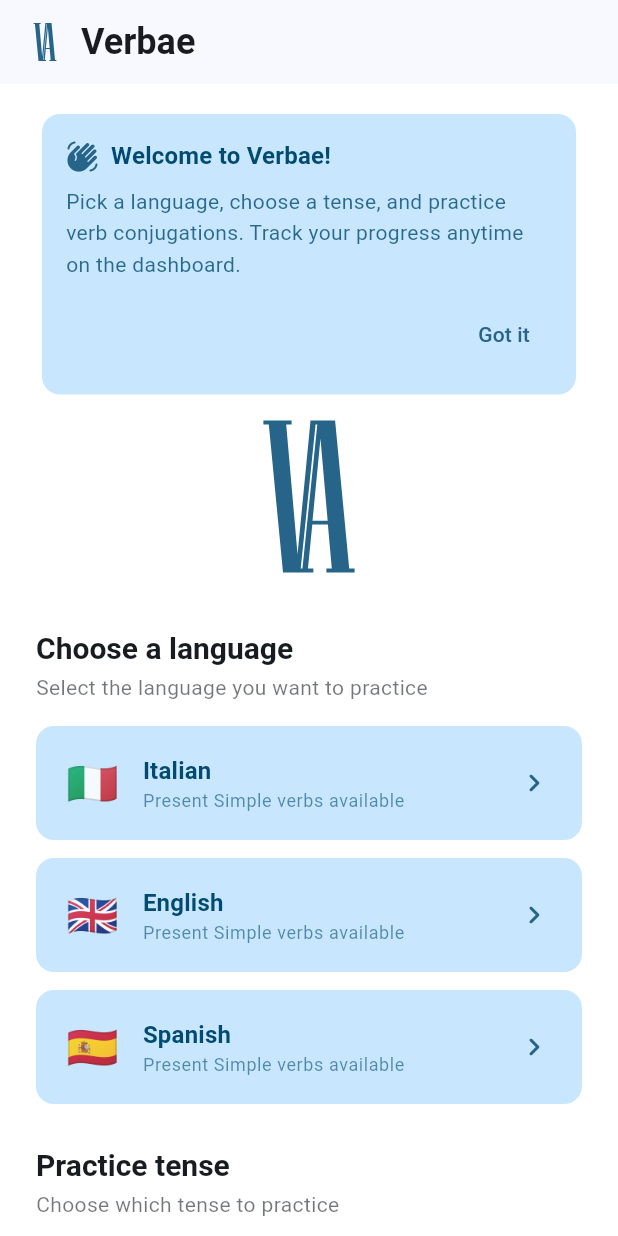
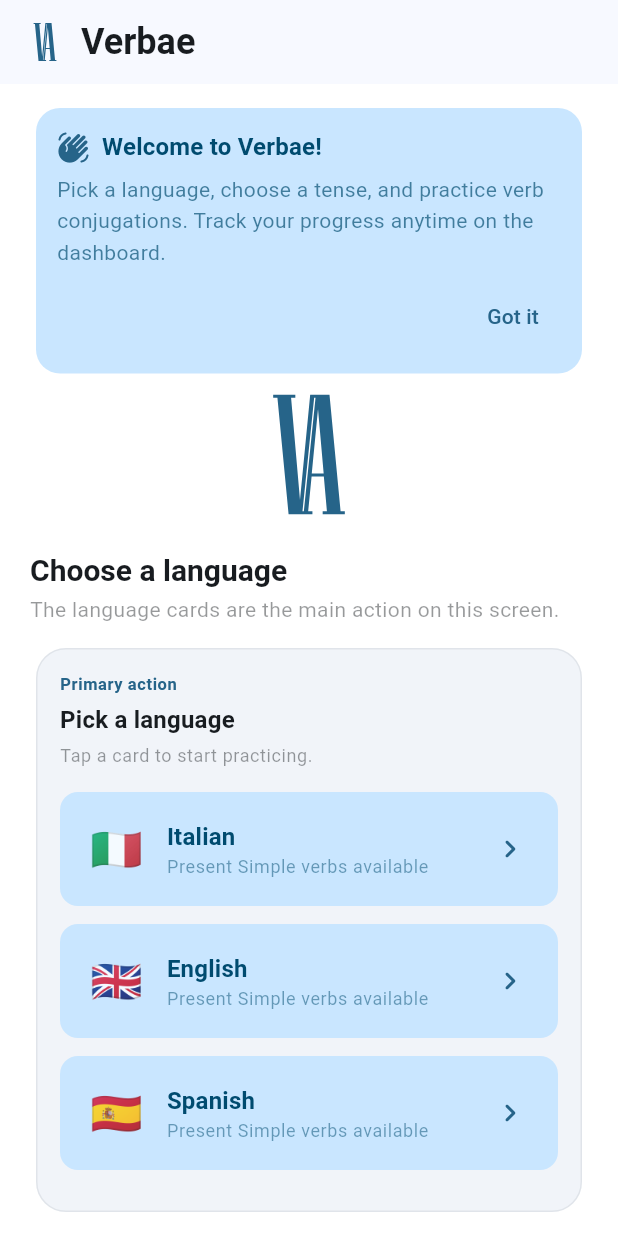
Before and after one commit to kbtale/verbae, a Flutter app: the screen it shows after launch, on a phone screen of 412 x 824 dp. Run offline on Flutter 3.47's test engine with Material 3 defaults, Android fonts, the phone set to English and light mode, and no system bars; our stand-ins replace flutter_svg, shared_preferences.

Commit message:
feat(ui): tighten home screen hierarchy

```diff
--- a/lib/main.dart
+++ b/lib/main.dart
@@ -126,39 +126,76 @@ class _HomeScreenState extends State<HomeScreen> {
           child: ConstrainedBox(
             constraints: const BoxConstraints(maxWidth: 640),
             child: ListView(
-              padding: const EdgeInsets.symmetric(horizontal: 24, vertical: 16),
+              padding: const EdgeInsets.symmetric(horizontal: 20, vertical: 12),
               children: [
                 if (_showWelcomeCard) _buildWelcomeCard(context),
 
-                const SizedBox(height: 8),
+                const SizedBox(height: 6),
 
                 Center(
                   child: SvgPicture.asset(
                     'assets/images/logo.svg',
-                    height: 112,
+                    height: 88,
                     fit: BoxFit.contain,
                     colorFilter: ColorFilter.mode(cs.primary, BlendMode.srcIn),
                   ),
                 ),
 
-                const SizedBox(height: 32),
+                const SizedBox(height: 20),
 
                 Text(
                   'Choose a language',
                   style: theme.textTheme.titleLarge?.copyWith(
                     color: cs.onSurface,
+                    fontWeight: FontWeight.w700,
                   ),
                 ),
                 const SizedBox(height: 4),
                 Text(
-                  'Select the language you want to practice',
+                  'The language cards are the main action on this screen.',
                   style: theme.textTheme.bodyMedium?.copyWith(
-                    color: cs.onSurface.withValues(alpha: 0.6),
+                    color: cs.onSurface.withValues(alpha: 0.45),
                   ),
                 ),
 
+                const SizedBox(height: 12),
+
+                Card(
+                  elevation: 0,
+                  color: cs.surfaceContainerLow,
+                  shape: RoundedRectangleBorder(
+                    borderRadius: BorderRadius.circular(20),
+                    side: BorderSide(color: cs.outlineVariant.withOpacity(0.35)),
+                  ),
+                  child: Padding(
+                    padding: const EdgeInsets.all(16),
+                    child: Column(
+                      crossAxisAlignment: CrossAxisAlignment.start,
+                      children: [
+                        Text(
+                          'Primary action',
+                          style: theme.textTheme.labelSmall?.copyWith(
+                            color: cs.primary,
+                            fontWeight: FontWeight.w700,
+                            letterSpacing: 0.4,
+                          ),
+                        ),
+                        const SizedBox(height: 4),
+                        Text(
+                          'Pick a language',
+                          style: theme.textTheme.titleMedium?.copyWith(
+                            color: cs.onSurface,
+                            fontWeight: FontWeight.w700,
+                          ),
+                        ),
+                        const SizedBox(height: 4),
+                        Text(
+                          'Tap a card to start practicing.',
+                          style: theme.textTheme.bodySmall?.copyWith(
+                            color: cs.onSurface.withValues(alpha: 0.45),
+                          ),
+                        ),
                         const SizedBox(height: 16),
-
                         if (_tensesLoading)
                           Padding(
                             padding: const EdgeInsets.only(bottom: 12),
@@ -176,13 +213,12 @@ class _HomeScreenState extends State<HomeScreen> {
                                 Text(
                                   'Loading available tenses...',
                                   style: theme.textTheme.bodySmall?.copyWith(
-                            color: cs.onSurface.withValues(alpha: 0.5),
+                                    color: cs.onSurface.withValues(alpha: 0.45),
                                   ),
                                 ),
                               ],
                             ),
                           ),
-
                         ...Language.values.map((lang) {
                           final enabled = _isTenseAvailable(lang);
                           final name = lang.name[0].toUpperCase() + lang.name.substring(1);
@@ -200,35 +236,26 @@ class _HomeScreenState extends State<HomeScreen> {
                             ),
                           );
                         }),
+                      ],
+                    ),
+                  ),
+                ),
 
                 const SizedBox(height: 16),
 
-                Text(
-                  'Practice tense',
-                  style: theme.textTheme.titleLarge?.copyWith(
-                    color: cs.onSurface,
+                Card(
+                  elevation: 0,
+                  color: cs.surfaceContainerLow,
+                  shape: RoundedRectangleBorder(
+                    borderRadius: BorderRadius.circular(20),
+                    side: BorderSide(color: cs.outlineVariant.withOpacity(0.22)),
                   ),
-                ),
-                const SizedBox(height: 4),
-                Text(
-                  'Choose which tense to practice',
-                  style: theme.textTheme.bodyMedium?.copyWith(
-                    color: cs.onSurface.withValues(alpha: 0.6),
-                  ),
-                ),
-
-                const SizedBox(height: 12),
-
-                Container(
-                  decoration: BoxDecoration(
-                    color: cs.surfaceContainerHighest,
-                    borderRadius: BorderRadius.circular(12),
-                  ),
-                  padding: const EdgeInsets.symmetric(horizontal: 16, vertical: 4),
+                  child: Padding(
+                    padding: const EdgeInsets.all(16),
                     child: DropdownButtonFormField<VerbTense>(
                       initialValue: _selectedTense,
                       decoration: const InputDecoration(
-                      labelText: 'Tense',
+                        labelText: 'Practice tense',
                         border: InputBorder.none,
                       ),
                       items: VerbTense.values.map((tense) {
@@ -244,8 +271,9 @@ class _HomeScreenState extends State<HomeScreen> {
                       },
                     ),
                   ),
+                ),
 
-                const SizedBox(height: 32),
+                const SizedBox(height: 20),
 
                 OutlinedButton.icon(
                   onPressed: () {
@@ -257,6 +285,7 @@ class _HomeScreenState extends State<HomeScreen> {
                   icon: const Icon(Icons.bar_chart_rounded, size: 20),
                   label: const Text('View Progress'),
                   style: OutlinedButton.styleFrom(
+                    minimumSize: const Size(double.infinity, 52),
                     padding: const EdgeInsets.symmetric(vertical: 16),
                     shape: RoundedRectangleBorder(
                       borderRadius: BorderRadius.circular(12),
@@ -264,7 +293,7 @@ class _HomeScreenState extends State<HomeScreen> {
                   ),
                 ),
 
-                const SizedBox(height: 24),
+                const SizedBox(height: 12),
               ],
             ),
           ),
@@ -278,9 +307,9 @@ class _HomeScreenState extends State<HomeScreen> {
     return Card(
       color: cs.primaryContainer,
       elevation: 0,
-      shape: RoundedRectangleBorder(borderRadius: BorderRadius.circular(12)),
+      shape: RoundedRectangleBorder(borderRadius: BorderRadius.circular(16)),
       child: Padding(
-        padding: const EdgeInsets.all(16),
+        padding: const EdgeInsets.all(14),
         child: Column(
           crossAxisAlignment: CrossAxisAlignment.start,
           children: [
@@ -297,16 +326,16 @@ class _HomeScreenState extends State<HomeScreen> {
                 ),
               ],
             ),
-            const SizedBox(height: 8),
+            const SizedBox(height: 6),
             Text(
               'Pick a language, choose a tense, and practice verb conjugations. '
               'Track your progress anytime on the dashboard.',
               style: TextStyle(
-                color: cs.onPrimaryContainer.withValues(alpha: 0.8),
+                color: cs.onPrimaryContainer.withValues(alpha: 0.68),
                 height: 1.5,
               ),
             ),
-            const SizedBox(height: 12),
+            const SizedBox(height: 8),
             Align(
               alignment: Alignment.centerRight,
               child: TextButton(
@@ -395,14 +424,14 @@ class _LanguageCard extends StatelessWidget {
                       Text(
                         '$tenseName verbs available',
                         style: Theme.of(context).textTheme.bodySmall?.copyWith(
-                          color: cs.onPrimaryContainer.withValues(alpha: 0.6),
+                          color: cs.onPrimaryContainer.withValues(alpha: 0.5),
                         ),
                       ),
                     if (!enabled && !loading)
                       Text(
                         'No $tenseName verbs',
                         style: Theme.of(context).textTheme.bodySmall?.copyWith(
-                          color: cs.onSurface.withValues(alpha: 0.4),
+                          color: cs.onSurface.withValues(alpha: 0.35),
                         ),
                       ),
                   ],
```
Also changed, not shown: 1 other file. Lines whose indentation alone changed are shown as unchanged.
